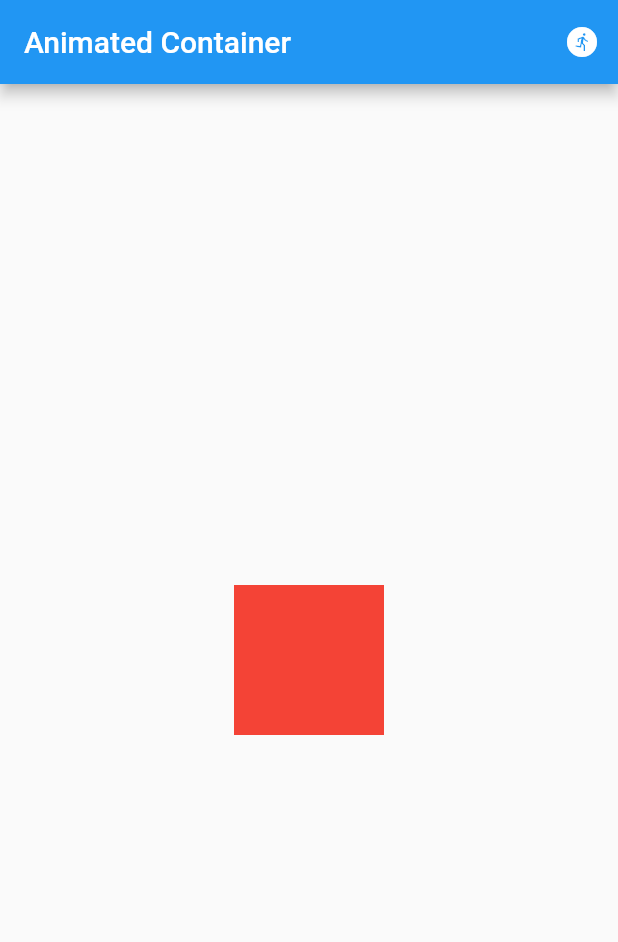
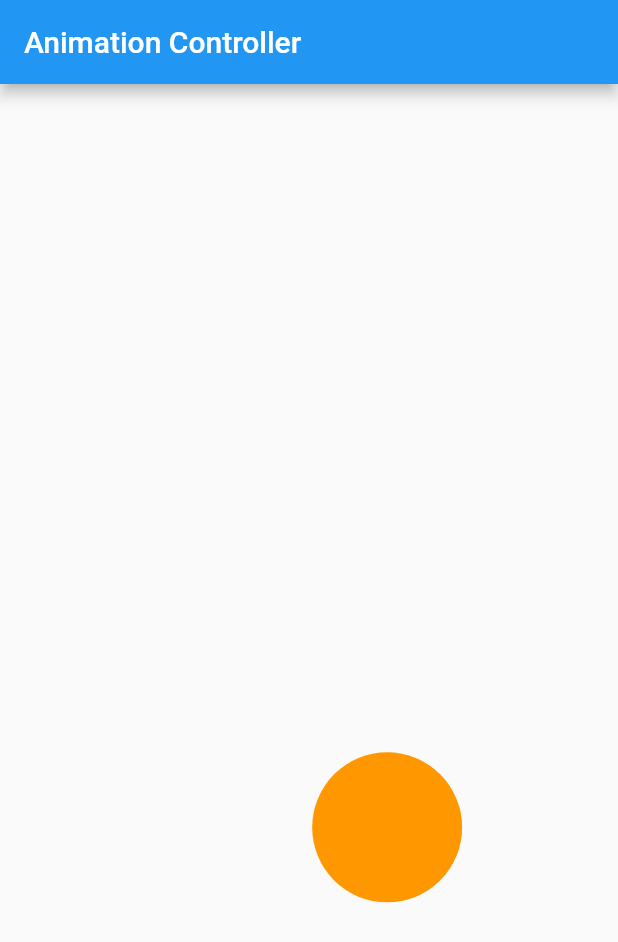
Before and after one commit to faithcredit/my_animations, a Flutter app: the screen it shows after launch, on a phone screen of 412 x 824 dp. Shown: the top 942 px of the screen. Run offline on Flutter 3.47's test engine with Material 2 defaults, Android fonts, the light colour scheme and no system bars.

Commit message:
shape animation usein animation controller

```diff
--- a/lib/main.dart
+++ b/lib/main.dart
@@ -1,5 +1,6 @@
 import 'package:flutter/material.dart';
 import 'my_animation.dart';
+import './shape_animation.dart';
 void main() {
   runApp(const MyApp());
 }
@@ -13,7 +14,7 @@ class MyApp extends StatelessWidget {
       theme: ThemeData(
         primarySwatch: Colors.blue,
       ),
-     home: MyAnimation(),
+     home: const ShapeAnimation(),
    );
   }
 }
--- /dev/null
+++ b/lib/shape_animation.dart
@@ -0,0 +1,86 @@
+import 'package:flutter/material.dart';
+
+class ShapeAnimation extends StatefulWidget {
+  const ShapeAnimation({super.key});
+
+  @override
+  State<ShapeAnimation> createState() => _ShapeAnimationState();
+}
+
+class _ShapeAnimationState extends State<ShapeAnimation>
+    with SingleTickerProviderStateMixin {
+  late AnimationController controller;
+  double posTop = 0;
+  double posLeft = 0;
+  double maxTop = 0;
+  double maxLeft = 0;
+  final int ballSize = 100;
+
+  late Animation<double> animation;
+  late Animation<double> animationTop;
+  late Animation<double> animationLeft;
+
+  @override
+  void initState() {
+    controller = AnimationController(
+      duration: const Duration(seconds: 3),
+      vsync: this,
+    )..repeat(reverse: true);
+
+    animation = CurvedAnimation(
+      parent: controller,
+      curve: Curves.easeInOut,
+    );
+    animation.addListener(() {
+      moveBall();
+    });
+
+    super.initState();
+  }
+
+  @override
+  Widget build(BuildContext context) {
+    return Scaffold(
+        appBar: AppBar(
+          title: const Text('Animation Controller'),
+        ),
+        body: SafeArea(child: LayoutBuilder(
+          builder: (BuildContext context, BoxConstraints constraints) {
+            maxLeft = constraints.maxWidth - ballSize;
+            maxTop = constraints.maxHeight - ballSize;
+
+            return Stack(children: [
+              AnimatedBuilder(
+                  animation: controller,
+                  child: const Ball(),
+                  builder: (context, child) {
+                    return Positioned(
+                      left: animation.value * maxLeft,
+                      top: animation.value * maxTop,
+                      child: child!,
+                    );
+                  })
+            ]);
+          },
+        )));
+  }
+
+  void moveBall() {
+    posTop = animation.value * maxTop;
+    posLeft = animation.value * maxLeft;
+  }
+}
+
+class Ball extends StatelessWidget {
+  const Ball({super.key});
+
+  @override
+  Widget build(BuildContext context) {
+    return Container(
+      width: 100,
+      height: 100,
+      decoration:
+          const BoxDecoration(color: Colors.orange, shape: BoxShape.circle),
+    );
+  }
+}
```
